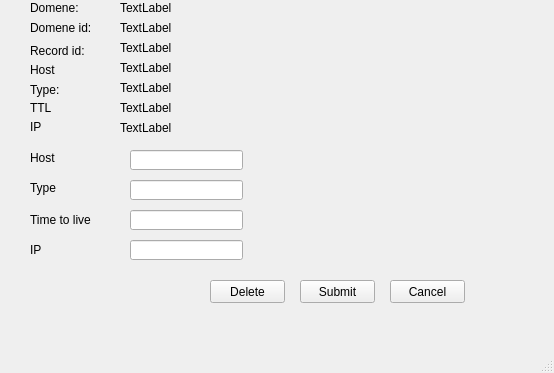
Before: the Qt Designer form crud_win.ui in tatanka22/DNS-Manager, drawn with Qt 5.
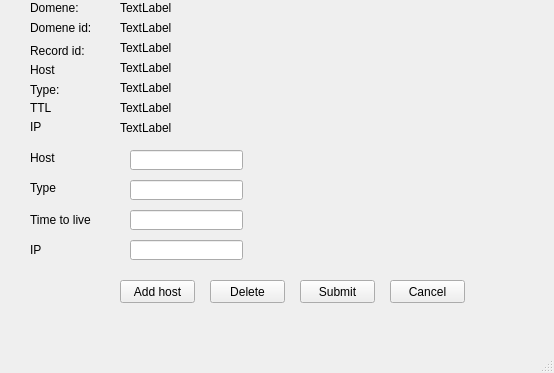
After: the same form once the commit is applied.

```diff
--- a/crud_win.ui
+++ b/crud_win.ui
@@ -330,6 +330,19 @@
      </rect>
     </property>
    </widget>
+   <widget class="QPushButton" name="btn_Add_rec">
+    <property name="geometry">
+     <rect>
+      <x>120</x>
+      <y>280</y>
+      <width>75</width>
+      <height>23</height>
+     </rect>
+    </property>
+    <property name="text">
+     <string>Add host</string>
+    </property>
+   </widget>
   </widget>
   <widget class="QMenuBar" name="menubar">
    <property name="geometry">
```
Left out of the diff: 2 changed lines with no effect on the pictures.
